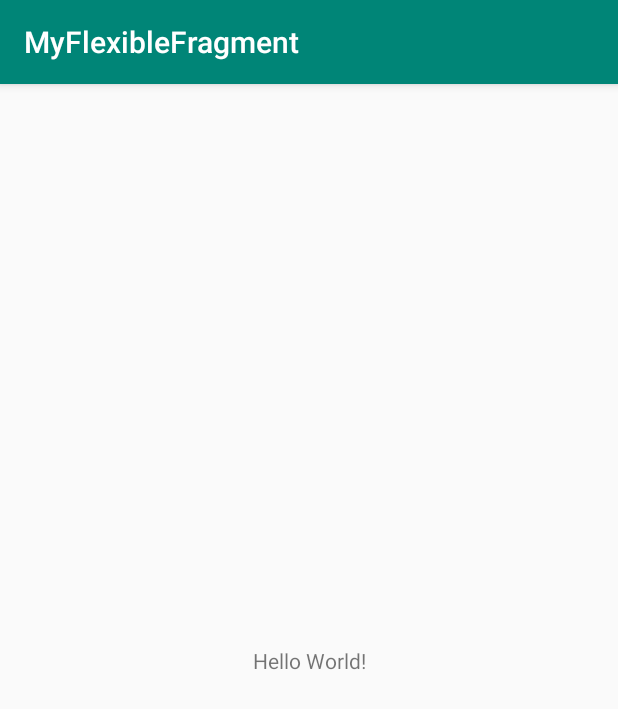
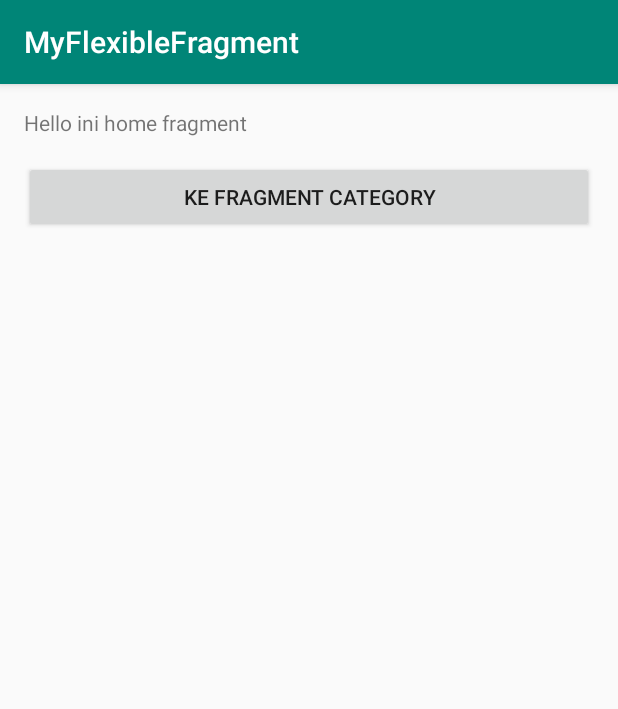
Before and after one commit to ndgspn/android-flexible-fragment, an Android app: the screen it shows after launch (MainActivity), on a phone screen of 412 x 824 dp. Shown: the top 709 px of the screen. Run offline under Robolectric (Android 15) with nearby library versions, the phone set to English and light mode, and no system bars.

Commit message:
added HomeFragment.java and linked to MainActivity

```diff
--- a/app/build.gradle
+++ b/app/build.gradle
@@ -22,6 +22,7 @@ dependencies {
     implementation fileTree(dir: 'libs', include: ['*.jar'])
     implementation 'com.android.support:appcompat-v7:28.0.0'
     implementation 'com.android.support.constraint:constraint-layout:1.1.3'
+    implementation 'com.android.support:support-v4:28.0.0'
     testImplementation 'junit:junit:4.12'
     androidTestImplementation 'com.android.support.test:runner:1.0.2'
     androidTestImplementation 'com.android.support.test.espresso:espresso-core:3.0.2'
--- /dev/null
+++ b/app/src/main/java/com/dicoding/picodiploma/myflexiblefragment/HomeFragment.java
@@ -0,0 +1,44 @@
+package com.dicoding.picodiploma.myflexiblefragment;
+
+
+import android.os.Bundle;
+import android.support.annotation.NonNull;
+import android.support.annotation.Nullable;
+import android.support.v4.app.Fragment;
+import android.view.LayoutInflater;
+import android.view.View;
+import android.view.ViewGroup;
+import android.widget.Button;
+
+
+/**
+ * A simple {@link Fragment} subclass.
+ */
+public class HomeFragment extends Fragment implements View.OnClickListener {
+
+
+    public HomeFragment() {
+        // Required empty public constructor
+    }
+
+
+    @Override
+    public View onCreateView(LayoutInflater inflater, ViewGroup container,
+                             Bundle savedInstanceState) {
+        // Inflate the layout for this fragment
+        return inflater.inflate(R.layout.fragment_home, container, false);
+    }
+
+    @Override
+    public void onViewCreated(@NonNull View view, @Nullable Bundle savedInstanceState) {
+        super.onViewCreated(view, savedInstanceState);
+        Button btnCategory = view.findViewById(R.id.btn_category);
+        btnCategory.setOnClickListener(this);
+    }
+
+    @Override
+    public void onClick(View v) {
+
+    }
+
+}
--- a/app/src/main/java/com/dicoding/picodiploma/myflexiblefragment/MainActivity.java
+++ b/app/src/main/java/com/dicoding/picodiploma/myflexiblefragment/MainActivity.java
@@ -1,7 +1,11 @@
 package com.dicoding.picodiploma.myflexiblefragment;
 
+import android.support.v4.app.Fragment;
+import android.support.v4.app.FragmentManager;
+import android.support.v4.app.FragmentTransaction;
 import android.support.v7.app.AppCompatActivity;
 import android.os.Bundle;
+import android.util.Log;
 
 public class MainActivity extends AppCompatActivity {
 
@@ -10,5 +14,16 @@ public class MainActivity extends AppCompatActivity {
         super.onCreate(savedInstanceState);
         setContentView(R.layout.activity_main);
 
+        FragmentManager mFramentManager = getSupportFragmentManager();
+        FragmentTransaction mFragmentTransaction = mFramentManager.beginTransaction();
+        HomeFragment mHomeFragment = new HomeFragment();
+
+        Fragment fragment = mFramentManager.findFragmentByTag(HomeFragment.class.getSimpleName());
+        if (!(fragment instanceof HomeFragment)) {
+            mFragmentTransaction.add(R.id.frame_container, mHomeFragment, HomeFragment.class.getSimpleName());
+            Log.d("MyFlexibleFragment", "Fragment Name : " + HomeFragment.class.getSimpleName());
+            mFragmentTransaction.commit();
+        }
+
     }
 }
--- a/app/src/main/res/layout/activity_main.xml
+++ b/app/src/main/res/layout/activity_main.xml
@@ -1,18 +1,9 @@
 <?xml version="1.0" encoding="utf-8"?>
-<android.support.constraint.ConstraintLayout xmlns:android="http://schemas.android.com/apk/res/android"
+<FrameLayout xmlns:android="http://schemas.android.com/apk/res/android"
     xmlns:app="http://schemas.android.com/apk/res-auto"
     xmlns:tools="http://schemas.android.com/tools"
+    android:id="@+id/frame_container"
     android:layout_width="match_parent"
     android:layout_height="match_parent"
     tools:context=".MainActivity">
-
-    <TextView
-        android:layout_width="wrap_content"
-        android:layout_height="wrap_content"
-        android:text="Hello World!"
-        app:layout_constraintBottom_toBottomOf="parent"
-        app:layout_constraintLeft_toLeftOf="parent"
-        app:layout_constraintRight_toRightOf="parent"
-        app:layout_constraintTop_toTopOf="parent" />
-
-</android.support.constraint.ConstraintLayout>
+</FrameLayout>
--- /dev/null
+++ b/app/src/main/res/layout/fragment_home.xml
@@ -0,0 +1,26 @@
+<?xml version="1.0" encoding="utf-8"?>
+<LinearLayout xmlns:android="http://schemas.android.com/apk/res/android"
+    xmlns:tools="http://schemas.android.com/tools"
+    android:layout_width="match_parent"
+    android:layout_height="match_parent"
+    android:orientation="vertical"
+    tools:context=".HomeFragment">
+
+    <TextView
+        android:layout_width="match_parent"
+        android:layout_height="wrap_content"
+        android:layout_marginBottom="@dimen/activity_vertical_margin"
+        android:layout_marginLeft="@dimen/activity_horizontal_margin"
+        android:layout_marginTop="@dimen/activity_vertical_margin"
+        android:layout_marginRight="@dimen/activity_horizontal_margin"
+        android:text="@string/hello_home_fragment"/>
+
+    <Button
+        android:id="@+id/btn_category"
+        android:layout_width="match_parent"
+        android:layout_height="wrap_content"
+        android:layout_marginLeft="@dimen/activity_horizontal_margin"
+        android:layout_marginRight="@dimen/activity_horizontal_margin"
+        android:text="@string/to_category" />
+
+</LinearLayout>
--- /dev/null
+++ b/app/src/main/res/values/dimens.xml
@@ -0,0 +1,5 @@
+<?xml version="1.0" encoding="utf-8"?>
+<resources>
+    <dimen name="activity_horizontal_margin">16dp</dimen>
+    <dimen name="activity_vertical_margin">16dp</dimen>
+</resources>
--- a/app/src/main/res/values/strings.xml
+++ b/app/src/main/res/values/strings.xml
@@ -1,3 +1,20 @@
 <resources>
     <string name="app_name">MyFlexibleFragment</string>
+
+    <string name="hello_home_fragment">Hello ini home fragment</string>
+    <string name="this_profile">Ini activity Profile</string>
+    <string name="this_category">Ini fragment Category</string>
+    <string name="category_lifestyle">Ke fragment Lifestyle</string>
+    <string name="category_name">Category Name</string>
+    <string name="category_description">Category Description</string>
+    <string name="to_profile">Ke Halaman Profile Activity</string>
+    <string name="show_dialog">Tampilkan sebuah dialog</string>
+    <string name="to_category">Ke fragment Category</string>
+    <string name="question_coach">Siapa pelatih tersukses Machester United?</string>
+    <string name="sir_alex_ferguson">Sir Alex Ferguson</string>
+    <string name="jose_mourino">Jose Mourino</string>
+    <string name="louis_van_gaal">Louis Van Gaal</string>
+    <string name="david_moyes">David Moyes</string>
+    <string name="choose">Pilih</string>
+    <string name="close">Tutup</string>
 </resources>
```
